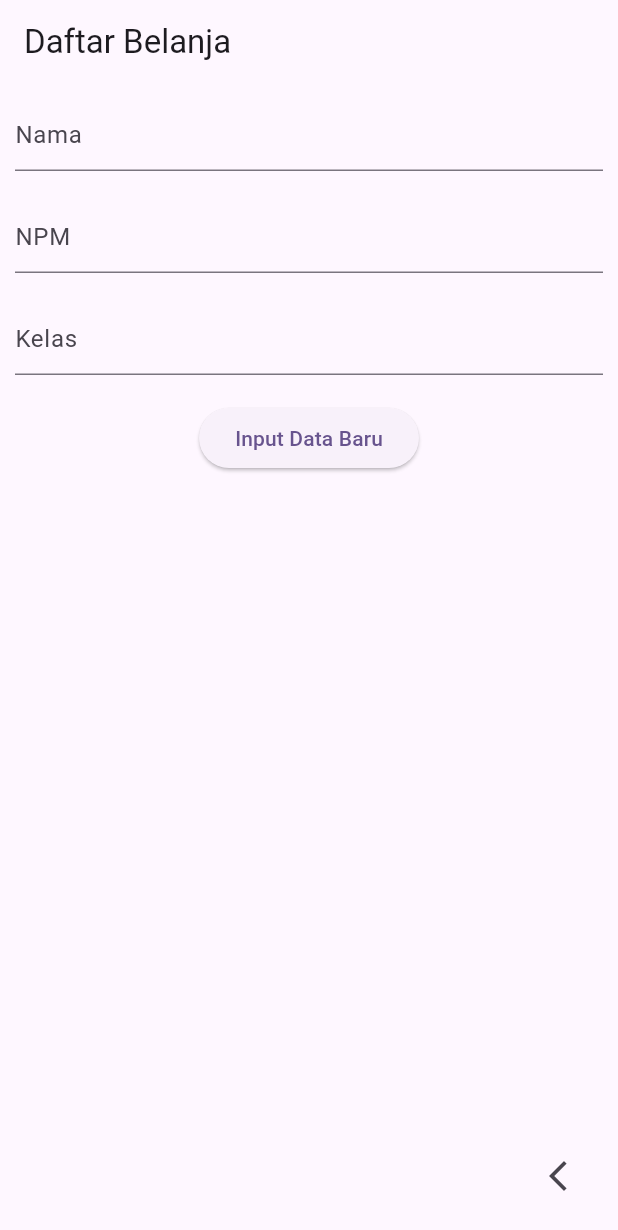
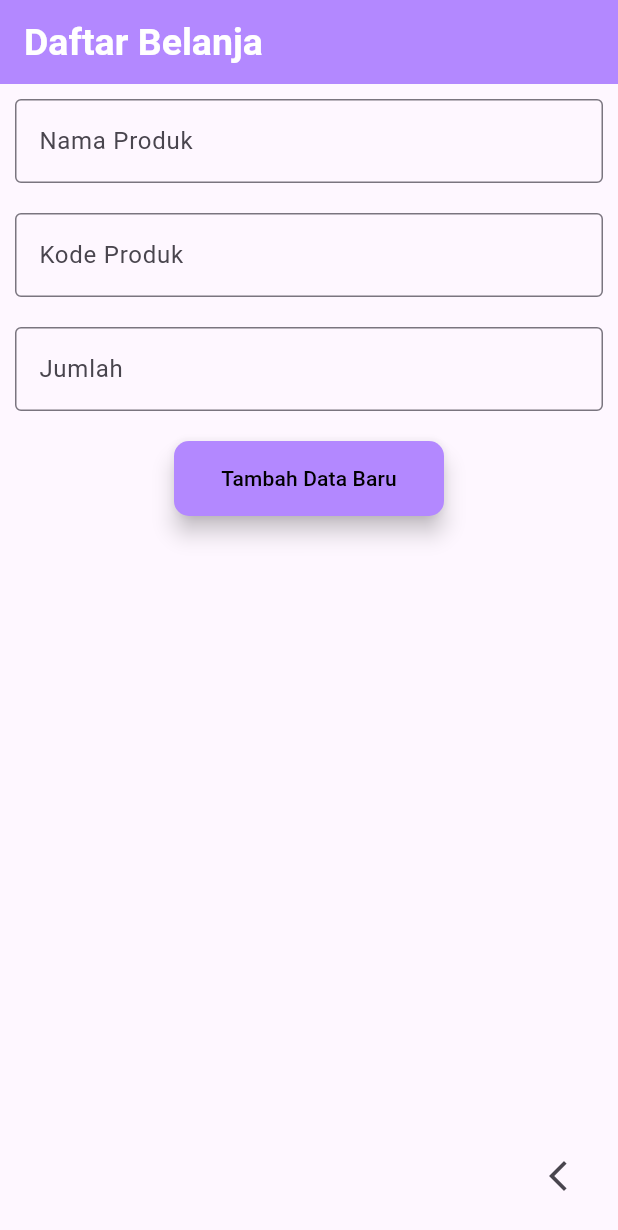
Before and after one commit to SrFebry/daftar_belanja_2uts, a Flutter app: the screen it shows after launch, on a phone screen of 412 x 824 dp. Shown: the top 1230 px of the screen. Run offline on Flutter 3.47's test engine with Material 3 defaults, Android fonts, the phone set to English and light mode, and no system bars; our stand-ins replace firebase_core, firebase_database; missing offline and left inert: dart:js; accounts and stored records are empty.

Commit message:
Memperbaiki UI

```diff
--- a/lib/screens/out_list_screens.dart
+++ b/lib/screens/out_list_screens.dart
@@ -20,6 +20,8 @@ class _ShoppingListState extends State<ShoppingList> {
     return Scaffold(
       appBar: AppBar(
         title: const Text("Daftar Belanja"),
+        titleTextStyle: TextStyle(fontWeight: FontWeight.bold, fontSize: 25),
+        backgroundColor: Colors.deepPurpleAccent.shade100,
       ),
       floatingActionButton: IconButton(
           onPressed: () {
@@ -36,7 +38,8 @@ class _ShoppingListState extends State<ShoppingList> {
                 Expanded(
                   child: TextField(
                     controller: _controller_1,
-                    decoration: InputDecoration(hintText: 'Nama'),
+                    decoration: InputDecoration(
+                        hintText: 'Nama Produk', border: OutlineInputBorder()),
                   ),
                 ),
               ],
@@ -49,7 +52,8 @@ class _ShoppingListState extends State<ShoppingList> {
                 Expanded(
                   child: TextField(
                     controller: _controller_2,
-                    decoration: InputDecoration(hintText: 'NPM'),
+                    decoration: InputDecoration(
+                        hintText: 'Kode Produk', border: OutlineInputBorder()),
                   ),
                 ),
               ],
@@ -62,24 +66,33 @@ class _ShoppingListState extends State<ShoppingList> {
                 Expanded(
                   child: TextField(
                     controller: _controller_3,
-                    decoration: InputDecoration(hintText: 'Kelas'),
+                    decoration: InputDecoration(
+                        hintText: 'Jumlah', border: OutlineInputBorder()),
                   ),
                 ),
               ],
             ),
           ),
-          Padding(
-            padding: const EdgeInsets.all(8.0),
-            child: ElevatedButton(
+          SizedBox(
+            width: 200,
+            height: 70,
+            child: Padding(
+              padding: const EdgeInsets.all(10.0),
+              child: FloatingActionButton(
                 onPressed: () {
-                _shoppingService.addShoppingItem(
-                    _controller_1.text, _controller_2.text, _controller_3.text);
+                  _shoppingService.addShoppingItem(_controller_1.text,
+                      _controller_2.text, _controller_3.text, context);
                   _controller_1.clear();
                   _controller_2.clear();
                   Navigator.of(context).pushReplacement(MaterialPageRoute(
                       builder: (context) => const HomeScreen()));
                 },
-              child: const Text("Input Data Baru"),
+                child: const Text("Tambah Data Baru"),
+                foregroundColor: Colors.black,
+                backgroundColor: Colors.deepPurpleAccent.shade100,
+                shape: RoundedRectangleBorder(
+                    borderRadius: BorderRadius.circular(10)),
+              ),
             ),
           ),
         ],
--- a/lib/services/shopping_service.dart
+++ b/lib/services/shopping_service.dart
@@ -1,4 +1,7 @@
+import 'dart:js';
+
 import 'package:firebase_database/firebase_database.dart';
+import 'package:flutter/material.dart';
 
 class ShoppingService {
   final DatabaseReference _database =
@@ -15,17 +18,25 @@ class ShoppingService {
           // print('Key: $key'); // Print the key
           // print('Value: $value'); // Print the value
           items[key] =
-              '${value['nama']} \nNPM: ${value['npm']} \nKelas: ${value['kelas']}';
+              '\nNama Produk: ${value['nama produk']} \nKode Produk: ${value['kode produk']} \nJumlah: ${value['jumlah']}';
         });
       }
       return items;
     });
   }
 
-  void addShoppingItem(String itemName1, String itemName2, String iteName3) {
-    _database
-        .push()
-        .set({'nama': itemName1, 'npm': itemName2, 'kelas': iteName3});
+  void addShoppingItem(
+      String itemName1, String itemName2, String iteName3, context) {
+    if (itemName1.isEmpty || itemName2.isEmpty || iteName3.isEmpty) {
+      const warning = SnackBar(content: Text('Data Belum Diinput'));
+      ScaffoldMessenger.of(context).showSnackBar(warning);
+    } else {
+      _database.push().set({
+        'nama produk': itemName1,
+        'kode produk': itemName2,
+        'jumlah': iteName3
+      });
+    }
   }
 
   Future<void> removeShoppingItem(String key) async {
```
Also changed, not shown: lib/screens/shopping_list_screen.dart (+3 -11 lines). Lines whose indentation alone changed are shown as unchanged.
